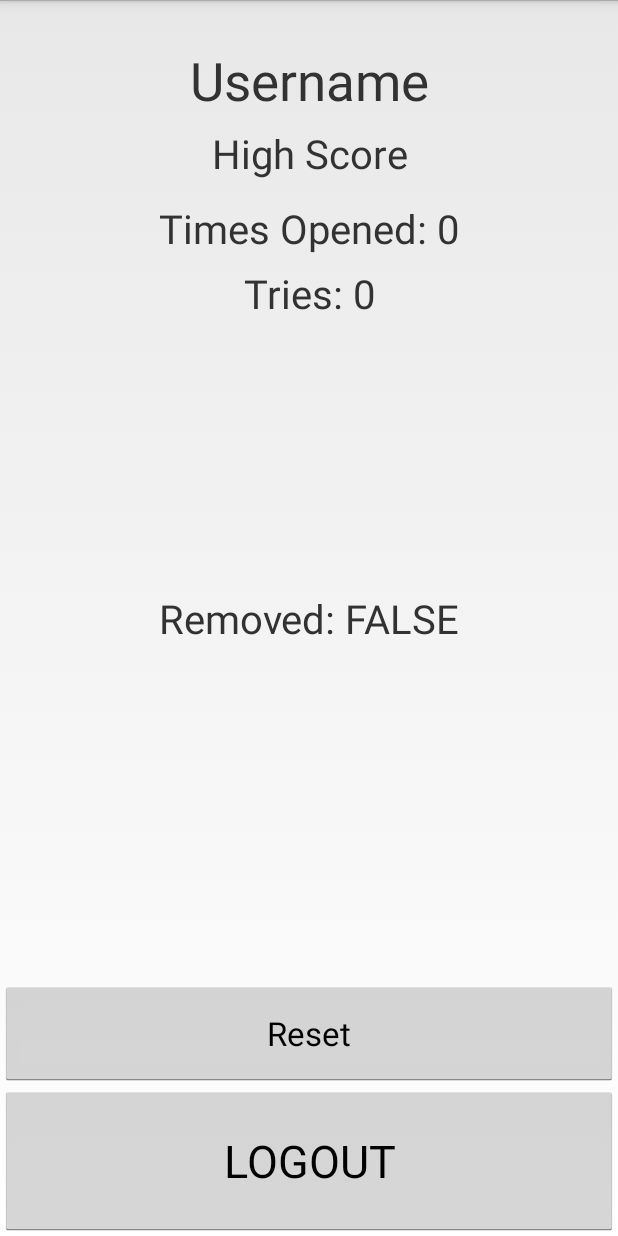
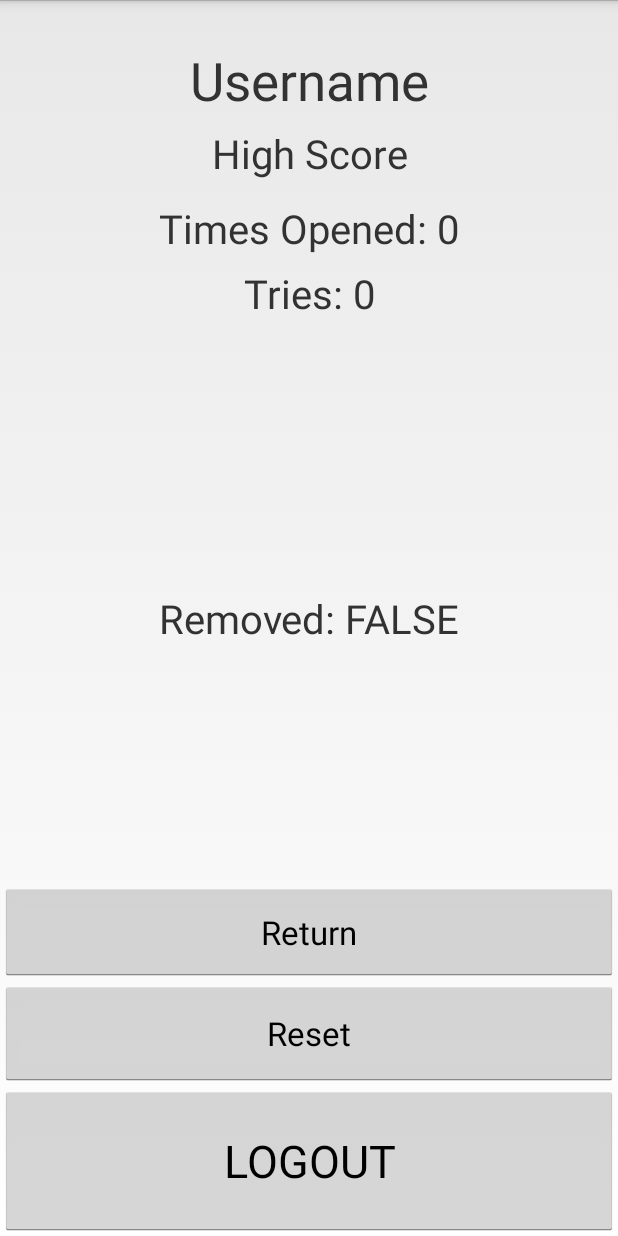
Before and after one commit to scotthso-zz/Assist911, an Android app: the ProfileActivity screen opened directly, with no data from a screen before it, on a phone screen of 412 x 824 dp. Run offline under Robolectric (Android 15) with nearby library versions, the phone set to English and light mode, and no system bars; 2 statements that could not run were skipped.

Commit message:
Fixed bug where logout then backgrounding app would return to main menu.

```diff
--- a/app/src/main/java/scottso/assist911/CallActivity.java
+++ b/app/src/main/java/scottso/assist911/CallActivity.java
@@ -256,7 +256,7 @@ public class CallActivity extends Activity implements View.OnClickListener, Text
 
         intent.putExtra(RecognizerIntent.EXTRA_MAX_RESULTS, 5);
         sr.startListening(intent);
-        Log.i("111111", "11111111");
+        Log.i("111111", "Listening!!");
     }
 
     public void goToResults() {
--- a/app/src/main/java/scottso/assist911/LoginActivity.java
+++ b/app/src/main/java/scottso/assist911/LoginActivity.java
@@ -43,8 +43,6 @@ public class LoginActivity extends SimKidsActivity {
                     login();
                 }
             });
-
-            IS_LOGGED_IN = true;
         } else {
             Intent intent = new Intent(this, MainMenuActivity.class);
             startActivity(intent);
@@ -56,6 +54,7 @@ public class LoginActivity extends SimKidsActivity {
         String username = usernameET.getText().toString();
         if (username.equals("")) {
             Toast.makeText(this, "Please enter an existing username or a new username.",Toast.LENGTH_LONG).show();
+            IS_LOGGED_IN = false;
         } else {
             AccountItem account = FileManager.findAndReadAccount(username, this);
             if (account != null) { //load information into shared preferences
@@ -79,7 +78,7 @@ public class LoginActivity extends SimKidsActivity {
             }
             Intent intent = new Intent(this, MainMenuActivity.class);
             startActivity(intent);
-            finish();
+            IS_LOGGED_IN = true;
         }
     }
 }
--- a/app/src/main/java/scottso/assist911/MainMenuActivity.java
+++ b/app/src/main/java/scottso/assist911/MainMenuActivity.java
@@ -109,6 +109,7 @@ public class MainMenuActivity extends SimKidsActivity implements View.OnClickLis
     public void goToSettings() {
         Intent settings = new Intent(this, ProfileActivity.class);
         startActivity(settings);
+        finish();
     }
 
     public void goToReport() {
@@ -125,4 +126,6 @@ public class MainMenuActivity extends SimKidsActivity implements View.OnClickLis
     protected void attachBaseContext(Context newBase) {
         super.attachBaseContext(new CalligraphyContextWrapper(newBase));
     }
+
+    @Override public void onBackPressed(){ moveTaskToBack(true); }
 }
--- a/app/src/main/res/layout/activity_profile.xml
+++ b/app/src/main/res/layout/activity_profile.xml
@@ -76,6 +76,17 @@
 
     <Button
         android:layout_width="fill_parent"
+        android:layout_height="65dp"
+        android:text="Return"
+        android:textSize="22dp"
+
+        android:id="@+id/button_return"
+        android:layout_above="@+id/button_reset"
+        android:layout_alignParentLeft="true"
+        android:layout_alignParentStart="true" />
+
+    <Button
+        android:layout_width="fill_parent"
         android:layout_height="70dp"
         android:text="Reset"
         android:textSize="22dp"
```
Also changed, not shown: app/src/main/java/scottso/assist911/ProfileActivity.java (+19 -2 lines), 1 other file.
